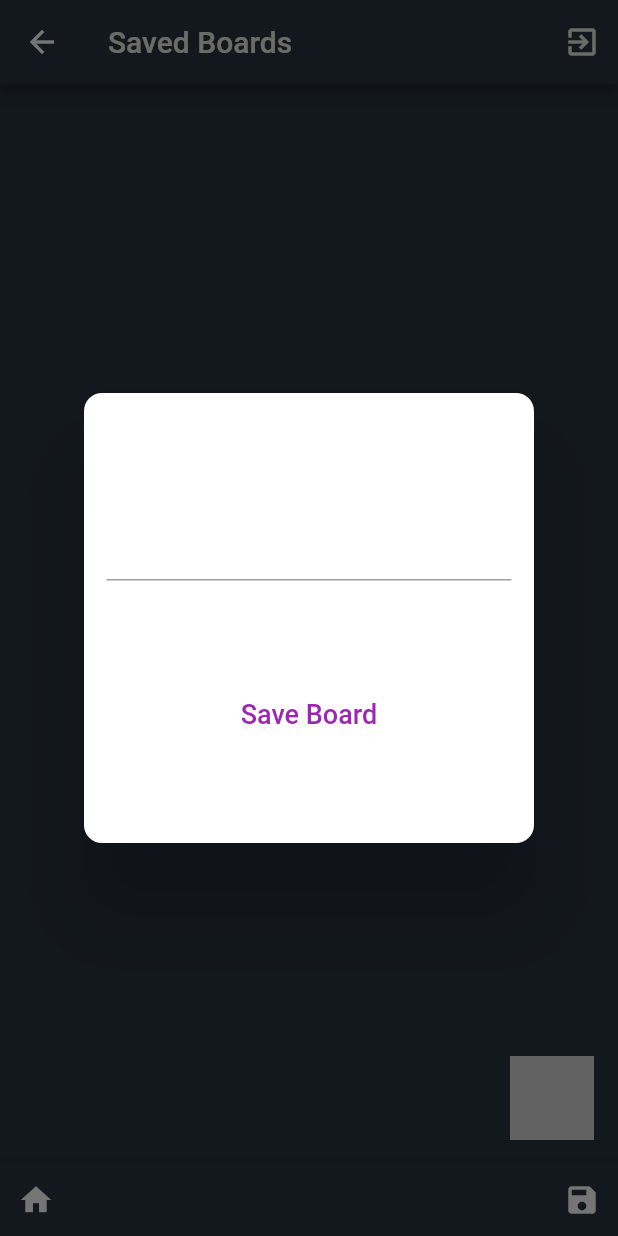
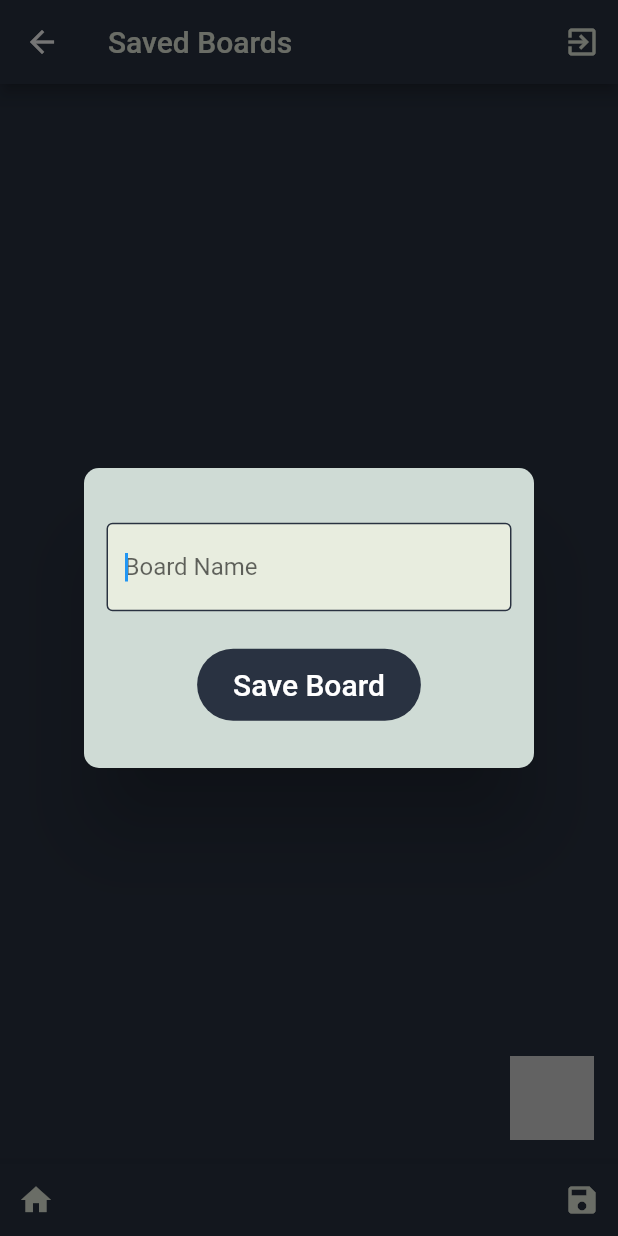
Before and after one commit to leahwho/swiftchat, a Flutter app: the SavedBoards screen opened by its route, after a tap on the "save" icon, on a phone screen of 412 x 824 dp. Run offline on Flutter 3.47's test engine with Material 2 defaults, Android fonts, the phone set to English and light mode, and no system bars; our stand-ins replace cloud_firestore, firebase_auth, google_fonts, modal_progress_hud; missing offline and left inert: flutter_boom_menu; accounts and stored records are empty.

Commit message:
adds dialog popup on save click

```diff
--- a/lib/bottom_nav_bar.dart
+++ b/lib/bottom_nav_bar.dart
@@ -1,7 +1,6 @@
 import 'package:flutter/material.dart';
 import 'package:flutter/cupertino.dart';
 import 'package:cloud_firestore/cloud_firestore.dart';
-import 'package:convex_bottom_bar/convex_bottom_bar.dart';
 
 import 'data.dart';
 import 'home_screen.dart';
@@ -23,13 +22,14 @@ class BottomNavBar extends StatelessWidget {
 
   @override
   Widget build(BuildContext context) {
-
-
     Dialog saveDialog = Dialog(
       shape: RoundedRectangleBorder(
-          borderRadius: BorderRadius.circular(12.0)), //this right here
+          borderRadius: BorderRadius.circular(20.0)), //this right here
       child: Container(
-        height: 300.0,
+        decoration: BoxDecoration(
+            color: Color(0xFFcfdbd5),
+            borderRadius: BorderRadius.circular(10.0)),
+        height: 200.0,
         width: 300.0,
         child: Column(
           mainAxisAlignment: MainAxisAlignment.center,
@@ -39,19 +39,41 @@ class BottomNavBar extends StatelessWidget {
               child: TextField(
                 onChanged: (text) {
                   boardName = text;
-
                 },
+                autofocus: true,
+                decoration: InputDecoration(
+                  filled: true,
+                  focusedBorder: OutlineInputBorder(
+                    borderSide: BorderSide(
+                      color: Color(0xFF293241),
+                    ),
+                  ),
+                  border: OutlineInputBorder(),
+                  fillColor: Color(0xFFe8eddf),
+                  hintText: 'Board Name',
+                ),
               ),
             ),
-            Padding(padding: EdgeInsets.only(top: 50.0)),
-            MaterialButton(
-              onPressed: () {
-                Navigator.of(context).pop();
-                saveBoard();
-              }, // send args back to board
-              child: Text(
-                'Save Board',
-                style: TextStyle(color: Colors.purple, fontSize: 18.0),
+            Padding(
+              padding: const EdgeInsets.all(10.0),
+              child: Material(
+                color: Color(0xFF293241),
+                borderRadius: BorderRadius.all(
+                  Radius.circular(30.0),
+                ),
+                child: MaterialButton(
+                  onPressed: () {
+                    Navigator.of(context).pop();
+                    saveBoard();
+                  },
+                  child: Padding(
+                    padding: const EdgeInsets.all(8.0),
+                    child: Text(
+                      'Save Board',
+                      style: TextStyle(color: Colors.white, fontSize: 20.0),
+                    ),
+                  ),
+                ),
               ),
             ),
           ],
@@ -69,14 +91,14 @@ class BottomNavBar extends StatelessWidget {
         children: <Widget>[
           IconButton(
             icon: Icon(Icons.home),
-            color: Colors.white,
+            color: Color(0xFFe8eddf),
             onPressed: () {
               Navigator.pushNamed(context, HomeScreen.id);
             },
           ),
           IconButton(
             icon: Icon(Icons.save),
-            color: Colors.white,
+            color: Color(0xFFe8eddf),
             onPressed: () async {
               await showDialog(
                   context: context,
--- a/pubspec.yaml
+++ b/pubspec.yaml
@@ -22,6 +22,9 @@ dependencies:
   google_sign_in: ^4.5.1
   modal_progress_hud: ^0.1.3
   convex_bottom_bar: ^2.2.5+1
+  transparent_image: ^1.0.0
+  animated_bottom_navigation_bar: ^0.1.2+2
+
 
 dev_dependencies:
   flutter_test:
```
Also changed, not shown: pubspec.lock.
